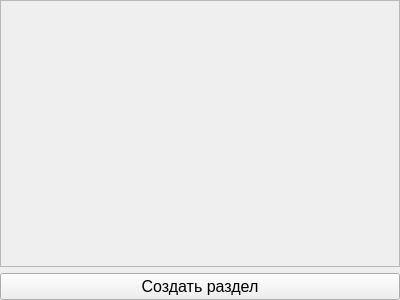
This is editor/sectionsform.ui in TheMrButcher/offline-mentor as Qt 5 draws it before an edit. The edited form follows.
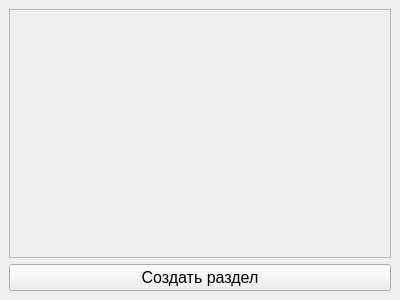
This is the edited form.

```diff
--- a/editor/sectionsform.ui
+++ b/editor/sectionsform.ui
@@ -15,16 +15,16 @@
   </property>
   <layout class="QVBoxLayout" name="verticalLayout">
    <property name="leftMargin">
-    <number>0</number>
+    <number>9</number>
    </property>
    <property name="topMargin">
-    <number>0</number>
+    <number>9</number>
    </property>
    <property name="rightMargin">
-    <number>0</number>
+    <number>9</number>
    </property>
    <property name="bottomMargin">
-    <number>0</number>
+    <number>9</number>
    </property>
    <item>
     <widget class="QScrollArea" name="scrollArea">
@@ -36,8 +36,8 @@
        <rect>
         <x>0</x>
         <y>0</y>
-        <width>398</width>
-        <height>265</height>
+        <width>380</width>
+        <height>247</height>
        </rect>
       </property>
       <layout class="QVBoxLayout" name="verticalLayout_2">
```
